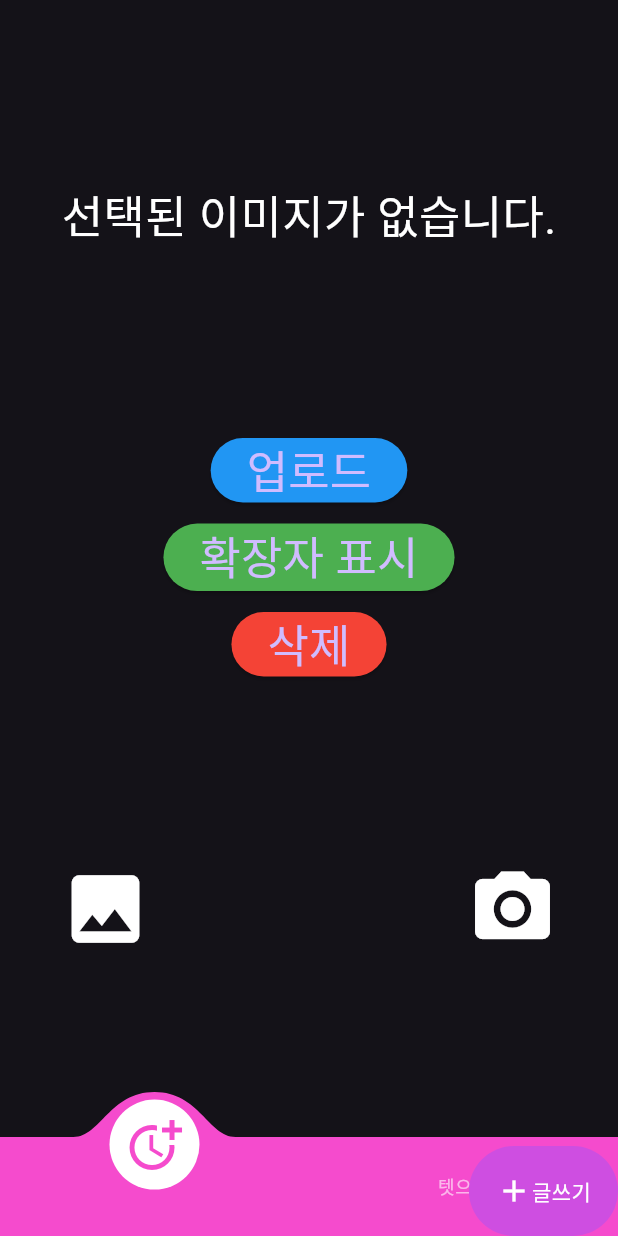
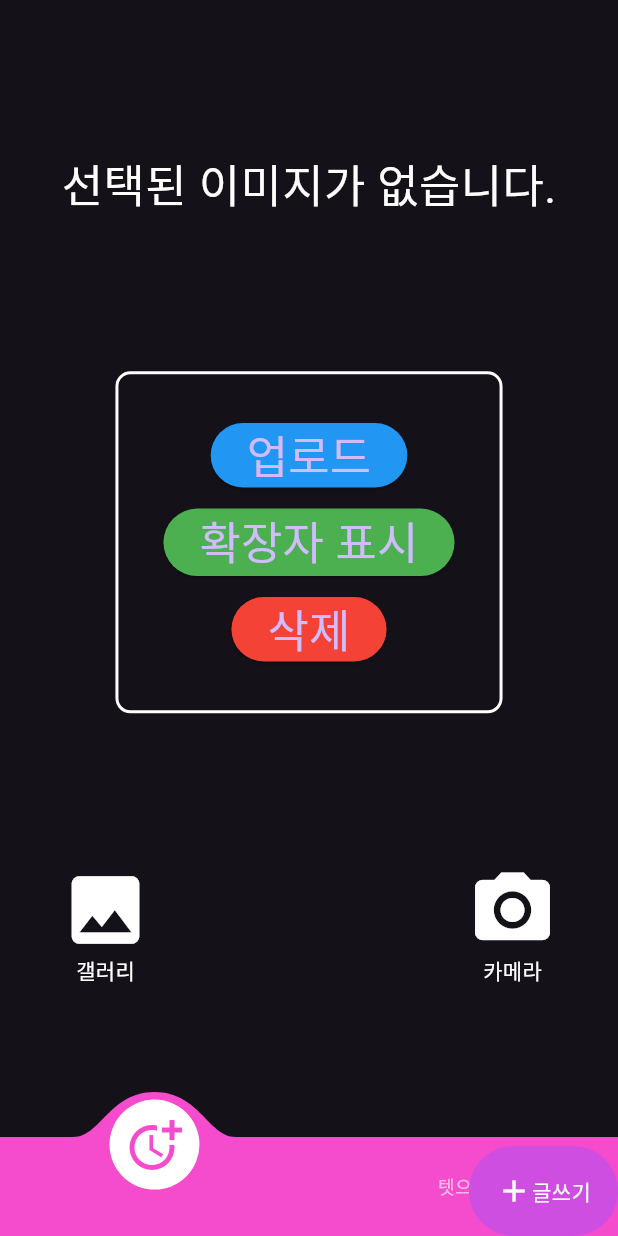
Before and after one commit to hoony00/testCADM, a Flutter app: the screen it shows after launch, on a phone screen of 412 x 824 dp. Run offline on Flutter 3.47's test engine with Material 3 defaults, Android fonts, the phone set to English and light mode, and no system bars; drawn by our look-alikes of convex_bottom_bar; our stand-ins replace cloud_firestore, device_info_plus, dio, easy_localization, flutter_image_compress, flutter_riverpod and 6 more; missing offline and left inert: nav; accounts and stored records are empty.

Commit message:
feat : UI 업데이트 2

```diff
--- a/lib/view/screen/add/s_upload.dart
+++ b/lib/view/screen/add/s_upload.dart
@@ -84,8 +84,8 @@ class _PickImgState extends ConsumerState<PickImg> {
                                       fit: BoxFit.cover,
                                     ),
                                   ),
-                                  width: 100.w,
-                                  height: 100.w,
+                                  width: 130.w,
+                                  height: 140.w,
                                 ),
                                 Positioned(
                                   top: 0,
@@ -94,7 +94,7 @@ class _PickImgState extends ConsumerState<PickImg> {
                                     onTap: () => ref
                                         .watch(selectedImgProvider.notifier)
                                         .removeImg(i),
-                                    child: Icon(Icons.close),
+                                    child: const Icon(Icons.close, size:  30,),
                                   ),
                                 ),
                               ],
@@ -109,7 +109,13 @@ class _PickImgState extends ConsumerState<PickImg> {
             )
           ],
         ),
-        Column(
+        Container(
+          padding: EdgeInsets.all(30),
+          decoration: BoxDecoration(
+            border: Border.all(color: Colors.white, width: 2),
+            borderRadius: BorderRadius.circular(10),
+          ),
+          child: Column(
             children: [
               ElevatedButton(
                 style: ButtonStyle(
@@ -130,7 +136,7 @@ class _PickImgState extends ConsumerState<PickImg> {
                   // 모든 사진의 확장자 표시
                   print(ref.watch(selectedImgProvider).map((e) => e.path));
                 },
-              child: Text(
+                child: const Text(
                   '확장자 표시',
                   style: TextStyle(fontSize: 30),
                 ),
@@ -144,21 +150,27 @@ class _PickImgState extends ConsumerState<PickImg> {
                   // 모든 사진 제거
                   ref.watch(selectedImgProvider.notifier).removeAll();
                 },
-              child: Text(
+                child: const Text(
                   '삭제',
                   style: TextStyle(fontSize: 30),
                 ),
               ),
             ],
           ),
+        ),
         Row(
           mainAxisAlignment: MainAxisAlignment.spaceAround,
           children: [
             InkWell(
               onTap: () => pickImages(context),
-              child: const Icon(
+              child: Column(
+                children: [
+                  const Icon(
                     Icons.photo,
                     size: 60,
+                  ),
+                  const Text('갤러리'),
+                ],
               ),
             ),
             SizedBox(width: 50.w),
@@ -174,9 +186,14 @@ class _PickImgState extends ConsumerState<PickImg> {
                   return;
                 }
               },
-              child: const Icon(
+              child: Column(
+                children: [
+                  const Icon(
                     Icons.camera_alt,
                     size: 60,
+                  ),
+                  const Text('카메라'),
+                ],
               ),
             ),
           ],
```
Lines whose indentation alone changed are shown as unchanged.
